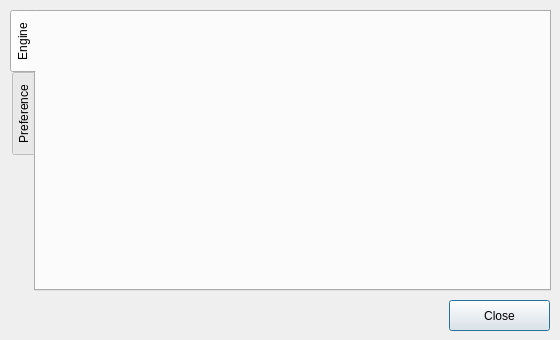
This is forms/settingsdialog.ui in shogimaru/shogimaru as Qt 5 draws it before an edit. The edited form follows.
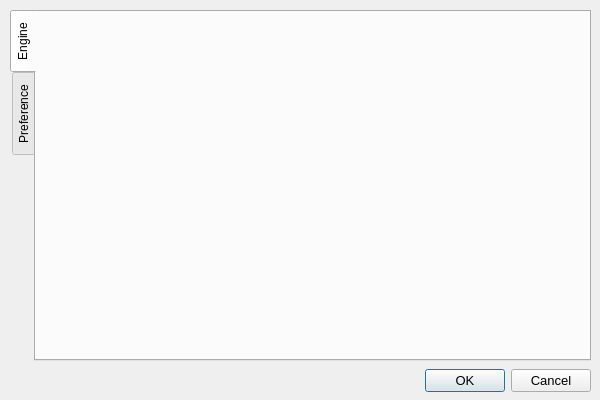
This is the edited form.

Commit message: add settings button.

Diff of the .ui file:
```diff
--- a/forms/settingsdialog.ui
+++ b/forms/settingsdialog.ui
@@ -6,8 +6,8 @@
    <rect>
     <x>0</x>
     <y>0</y>
-    <width>560</width>
-    <height>340</height>
+    <width>600</width>
+    <height>400</height>
    </rect>
   </property>
   <property name="windowTitle">
@@ -18,8 +18,8 @@
     <rect>
      <x>10</x>
      <y>10</y>
-     <width>541</width>
-     <height>281</height>
+     <width>581</width>
+     <height>351</height>
     </rect>
    </property>
    <property name="tabPosition">
@@ -42,17 +42,22 @@
     </attribute>
    </widget>
   </widget>
-  <widget class="QPushButton" name="closeButton">
+  <widget class="QDialogButtonBox" name="buttonBox">
    <property name="geometry">
     <rect>
-     <x>449</x>
-     <y>300</y>
-     <width>101</width>
-     <height>31</height>
+     <x>410</x>
+     <y>360</y>
+     <width>181</width>
+     <height>41</height>
     </rect>
    </property>
-   <property name="text">
-    <string>Close</string>
+   <property name="font">
+    <font>
+     <pointsize>10</pointsize>
+    </font>
+   </property>
+   <property name="standardButtons">
+    <set>QDialogButtonBox::Cancel|QDialogButtonBox::Ok</set>
    </property>
   </widget>
  </widget>
```
The commit also changes 4 other files.
